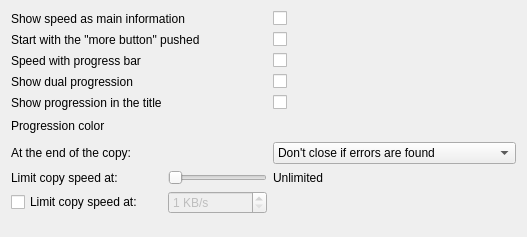
The window that plugins/Themes/Oxygen/themesOptions.ui (alphaonex86/Ultracopier) describes before a commit, drawn with Qt 5.
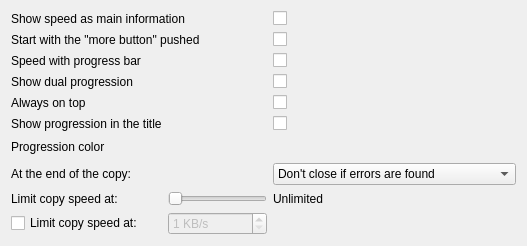
The same window after the commit.

Commit message: Add the flags always on top

Diff of the .ui file:
```diff
--- a/plugins/Themes/Oxygen/themesOptions.ui
+++ b/plugins/Themes/Oxygen/themesOptions.ui
@@ -24,7 +24,7 @@
    <item row="3" column="2">
     <widget class="QCheckBox" name="showDualProgression"/>
    </item>
-   <item row="8" column="1">
+   <item row="9" column="1">
     <widget class="QSlider" name="SliderSpeed">
      <property name="maximum">
       <number>5</number>
@@ -54,21 +54,21 @@
    <item row="1" column="2">
     <widget class="QCheckBox" name="checkBoxStartWithMoreButtonPushed"/>
    </item>
-   <item row="6" column="0">
+   <item row="7" column="0">
     <widget class="QLabel" name="label_2">
      <property name="text">
       <string>At the end of the copy: </string>
      </property>
     </widget>
    </item>
-   <item row="8" column="0">
+   <item row="9" column="0">
     <widget class="QLabel" name="label_Slider_speed">
      <property name="text">
       <string>Limit copy speed at:</string>
      </property>
     </widget>
    </item>
-   <item row="6" column="1">
+   <item row="7" column="1">
     <spacer name="horizontalSpacer">
      <property name="orientation">
       <enum>Qt::Horizontal</enum>
@@ -81,7 +81,7 @@
      </property>
     </spacer>
    </item>
-   <item row="6" column="2">
+   <item row="7" column="2">
     <widget class="QComboBox" name="comboBox_copyEnd">
      <item>
       <property name="text">
@@ -100,7 +100,7 @@
      </item>
     </widget>
    </item>
-   <item row="10" column="0">
+   <item row="11" column="0">
     <spacer name="verticalSpacer">
      <property name="orientation">
       <enum>Qt::Vertical</enum>
@@ -113,21 +113,21 @@
      </property>
     </spacer>
    </item>
-   <item row="8" column="2">
+   <item row="9" column="2">
     <widget class="QLabel" name="label_SpeedMaxValue">
      <property name="text">
       <string notr="true">Unlimited</string>
      </property>
     </widget>
    </item>
-   <item row="9" column="0">
+   <item row="10" column="0">
     <widget class="QCheckBox" name="checkBox_limitSpeed">
      <property name="text">
       <string>Limit copy speed at:</string>
      </property>
     </widget>
    </item>
-   <item row="9" column="1">
+   <item row="10" column="1">
     <widget class="QSpinBox" name="limitSpeed">
      <property name="enabled">
       <bool>false</bool>
@@ -150,7 +150,7 @@
      </property>
     </widget>
    </item>
-   <item row="5" column="2">
+   <item row="6" column="2">
     <widget class="QFrame" name="frameProgressionColor">
      <layout class="QHBoxLayout" name="horizontalLayout">
       <property name="spacing">
@@ -250,23 +250,33 @@
      </layout>
     </widget>
    </item>
-   <item row="5" column="0">
+   <item row="6" column="0">
     <widget class="QLabel" name="labelProgressionColor">
      <property name="text">
       <string>Progression color</string>
      </property>
     </widget>
    </item>
-   <item row="4" column="0">
+   <item row="5" column="0">
     <widget class="QLabel" name="label_3">
      <property name="text">
       <string>Show progression in the title</string>
      </property>
     </widget>
    </item>
-   <item row="4" column="2">
+   <item row="5" column="2">
     <widget class="QCheckBox" name="showProgressionInTheTitle"/>
    </item>
+   <item row="4" column="2">
+    <widget class="QCheckBox" name="alwaysOnTop"/>
+   </item>
+   <item row="4" column="0" colspan="2">
+    <widget class="QLabel" name="label_4">
+     <property name="text">
+      <string>Always on top</string>
+     </property>
+    </widget>
+   </item>
   </layout>
  </widget>
  <resources/>
```
The commit also changes 4 other files.
